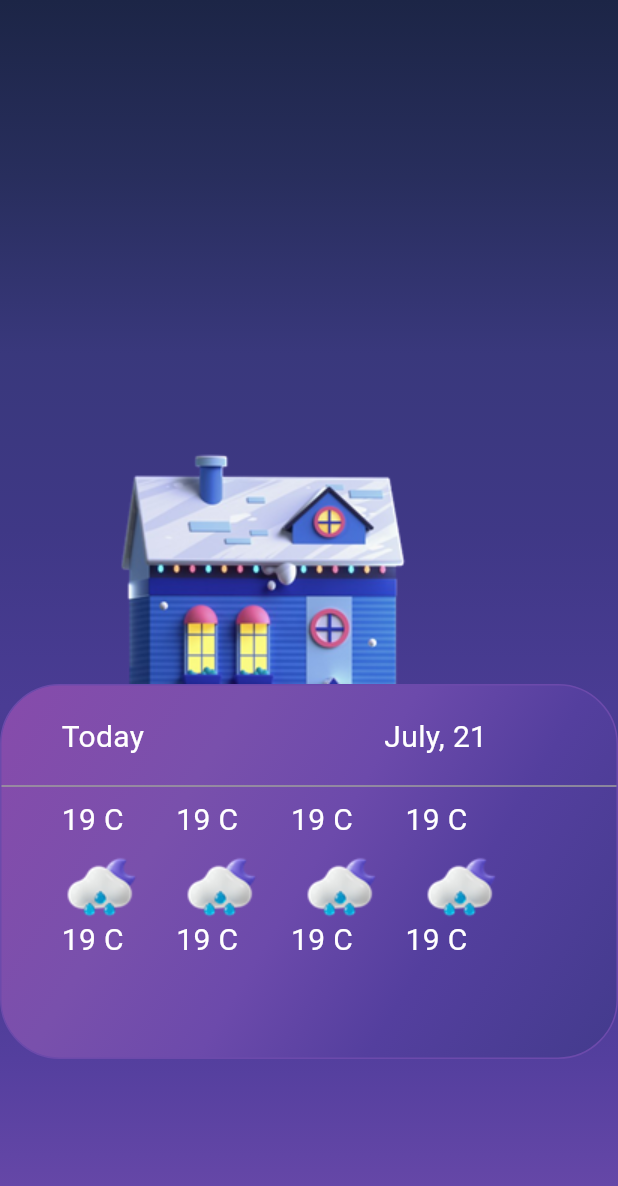
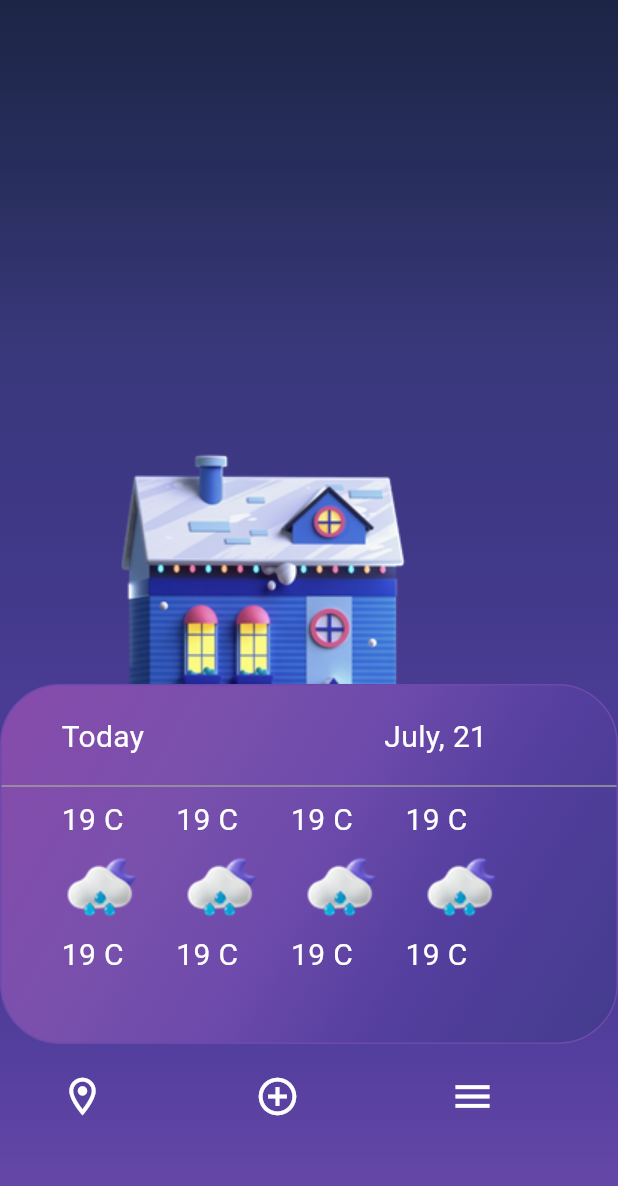
Before and after one commit to adeenazara2002/Weather-Forecast-App, a Flutter app: the Home screen opened directly, on a phone screen of 412 x 824 dp. Shown: the top 1186 px of the screen. Run offline on Flutter 3.47's test engine with Material 3 defaults, Android fonts, the phone set to English and light mode, and no system bars.

Commit message:
Home Screen

```diff
--- a/lib/Screens/home.dart
+++ b/lib/Screens/home.dart
@@ -42,7 +42,7 @@ class Home extends StatelessWidget {
               children: [
                 Expanded(
                   child: Container(
-                    height: 250,
+                    height: 240,
                     decoration: BoxDecoration(
                       gradient: LinearGradient(
                         begin: Alignment.topLeft,
@@ -150,32 +150,38 @@ class Home extends StatelessWidget {
 
                                   // === SECOND ROW ===
 
-                                  SizedBox(height: 10,),
+                                  SizedBox(
+                                    height: 10,
+                                  ),
 
                                   Row(
                                     children: [
                                       Padding(
                                           padding: EdgeInsets.only(left: 40)),
-                                       Image.asset('assets/images/moonCloud.png'),
+                                      Image.asset(
+                                          'assets/images/moonCloud.png'),
                                       SizedBox(
                                         width: 30,
                                       ),
-                                       Image.asset('assets/images/moonCloud.png'),
-
+                                      Image.asset(
+                                          'assets/images/moonCloud.png'),
                                       SizedBox(
                                         width: 30,
                                       ),
-                                       Image.asset('assets/images/moonCloud.png'),
-
+                                      Image.asset(
+                                          'assets/images/moonCloud.png'),
                                       SizedBox(
                                         width: 30,
                                       ),
-                                       Image.asset('assets/images/moonCloud.png'),
-
+                                      Image.asset(
+                                          'assets/images/moonCloud.png'),
                                     ],
                                   ),
 
                                   // === THIRD ROW ===
+                                  SizedBox(
+                                    height: 10,
+                                  ),
                                   Row(
                                     children: [
                                       Padding(
@@ -233,6 +239,32 @@ class Home extends StatelessWidget {
                   ),
                 ),
               ],
+            ),
+            // === ICONS ===
+          SizedBox(height: 20,),
+            Row(
+              children: [
+                Padding(padding: EdgeInsets.only(left: 40)),
+                Icon(
+                    Icons.location_on_outlined,
+                    color: Colors.white,
+                    size: 30,
+                  ),
+                Padding(padding: EdgeInsets.only(left: 100)),
+
+                  Icon(
+                    Icons.add_circle_outline,
+                    color: Colors.white,
+                    size: 30,
+                  ),
+                Padding(padding: EdgeInsets.only(left: 100)),
+
+                  Icon(
+                    Icons.menu,
+                    color: Colors.white,
+                    size: 30,
+                  ),
+              ],
             )
           ],
         ),
```
